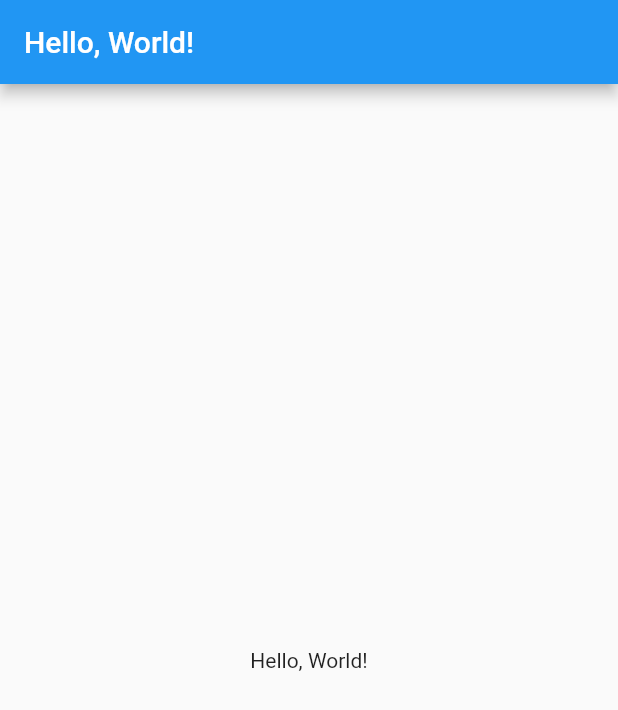
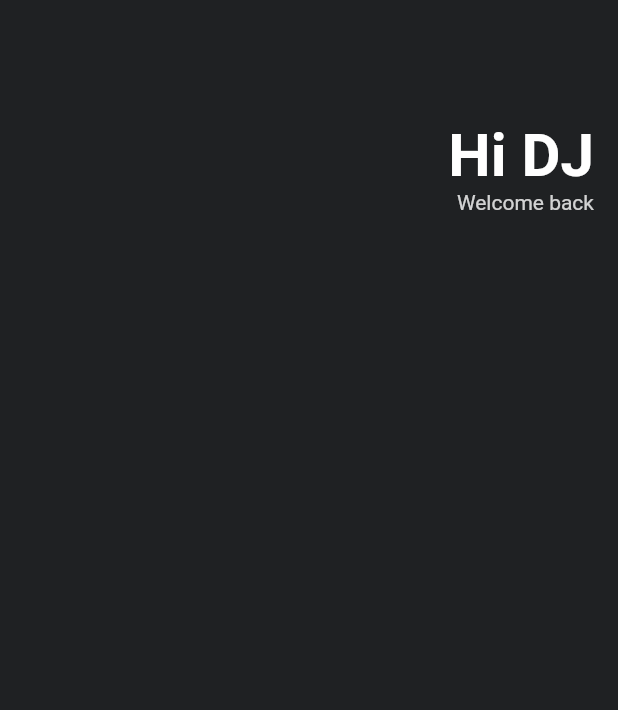
Before and after one commit to dunz/toonflix, a Flutter app: the screen it shows after launch, on a phone screen of 412 x 824 dp. Shown: the top 710 px of the screen. Run offline on Flutter 3.47's test engine with Material 2 defaults, Android fonts, the phone set to English and light mode, and no system bars.

Commit message:
ui challenge 1

```diff
--- a/lib/main.dart
+++ b/lib/main.dart
@@ -9,132 +9,41 @@ class App extends StatelessWidget {
   Widget build(BuildContext context) {
     return MaterialApp(
       home: Scaffold(
-          appBar: AppBar(title: const Text('Hello, World!')),
-          body: const Center(
-            child: Text('Hello, World!'),
+          backgroundColor: const Color(0xFF1F2123),
+          body: Padding(
+            padding: const EdgeInsets.symmetric(horizontal: 16),
+            child: Column(
+              children: [
+                const SizedBox(
+                  height: 80,
+                ),
+                Row(
+                    mainAxisAlignment: MainAxisAlignment.end,
+                    children: [
+                      Column(
+                        crossAxisAlignment: CrossAxisAlignment.end,
+                        children: [
+                          const Text(
+                            'Hi DJ',
+                            style: TextStyle(
+                              color: Colors.white,
+                              fontSize: 40,
+                              fontWeight: FontWeight.bold,
+                            ),
+                          ),
+                          Text('Welcome back',
+                            style: TextStyle(
+                              color: Colors.white.withOpacity(.8),
+                            ),
+                          ),
+                        ],
+                      )
+                    ]
+                )
+              ],
+            )
           )
       )
     );
   }
 }
-
-//
-// class MyApp extends StatelessWidget {
-//   const MyApp({super.key});
-//
-//   // This widget is the root of your application.
-//   @override
-//   Widget build(BuildContext context) {
-//     return MaterialApp(
-//       title: 'Flutter Demo',
-//       theme: ThemeData(
-//         // This is the theme of your application.
-//         //
-//         // TRY THIS: Try running your application with "flutter run". You'll see
-//         // the application has a blue toolbar. Then, without quitting the app,
-//         // try changing the seedColor in the colorScheme below to Colors.green
-//         // and then invoke "hot reload" (save your changes or press the "hot
-//         // reload" button in a Flutter-supported IDE, or press "r" if you used
-//         // the command line to start the app).
-//         //
-//         // Notice that the counter didn't reset back to zero; the application
-//         // state is not lost during the reload. To reset the state, use hot
-//         // restart instead.
-//         //
-//         // This works for code too, not just values: Most code changes can be
-//         // tested with just a hot reload.
-//         colorScheme: ColorScheme.fromSeed(seedColor: Colors.deepPurple),
-//         useMaterial3: true,
-//       ),
-//       home: const MyHomePage(title: 'Flutter Demo Home Page'),
-//     );
-//   }
-// }
-//
-// class MyHomePage extends StatefulWidget {
-//   const MyHomePage({super.key, required this.title});
-//
-//   // This widget is the home page of your application. It is stateful, meaning
-//   // that it has a State object (defined below) that contains fields that affect
-//   // how it looks.
-//
-//   // This class is the configuration for the state. It holds the values (in this
-//   // case the title) provided by the parent (in this case the App widget) and
-//   // used by the build method of the State. Fields in a Widget subclass are
-//   // always marked "final".
-//
-//   final String title;
-//
-//   @override
-//   State<MyHomePage> createState() => _MyHomePageState();
-// }
-//
-// class _MyHomePageState extends State<MyHomePage> {
-//   int _counter = 0;
-//
-//   void _incrementCounter() {
-//     setState(() {
-//       // This call to setState tells the Flutter framework that something has
-//       // changed in this State, which causes it to rerun the build method below
-//       // so that the display can reflect the updated values. If we changed
-//       // _counter without calling setState(), then the build method would not be
-//       // called again, and so nothing would appear to happen.
-//       _counter++;
-//     });
-//   }
-//
-//   @override
-//   Widget build(BuildContext context) {
-//     // This method is rerun every time setState is called, for instance as done
-//     // by the _incrementCounter method above.
-//     //
-//     // The Flutter framework has been optimized to make rerunning build methods
-//     // fast, so that you can just rebuild anything that needs updating rather
-//     // than having to individually change instances of widgets.
-//     return Scaffold(
-//       appBar: AppBar(
-//         // TRY THIS: Try changing the color here to a specific color (to
-//         // Colors.amber, perhaps?) and trigger a hot reload to see the AppBar
-//         // change color while the other colors stay the same.
-//         backgroundColor: Theme.of(context).colorScheme.inversePrimary,
-//         // Here we take the value from the MyHomePage object that was created by
-//         // the App.build method, and use it to set our appbar title.
-//         title: Text(widget.title),
-//       ),
-//       body: Center(
-//         // Center is a layout widget. It takes a single child and positions it
-//         // in the middle of the parent.
-//         child: Column(
-//           // Column is also a layout widget. It takes a list of children and
-//           // arranges them vertically. By default, it sizes itself to fit its
-//           // children horizontally, and tries to be as tall as its parent.
-//           //
-//           // Column has various properties to control how it sizes itself and
-//           // how it positions its children. Here we use mainAxisAlignment to
-//           // center the children vertically; the main axis here is the vertical
-//           // axis because Columns are vertical (the cross axis would be
-//           // horizontal).
-//           //
-//           // TRY THIS: Invoke "debug painting" (choose the "Toggle Debug Paint"
-//           // action in the IDE, or press "p" in the console), to see the
-//           // wireframe for each widget.
-//           mainAxisAlignment: MainAxisAlignment.center,
-//           children: <Widget>[
-//             const Text(
-//               'You have pushed the button this many times:',
-//             ),
-//             Text(
-//               '$_counter',
-//               style: Theme.of(context).textTheme.headlineMedium,
-//             ),
-//           ],
-//         ),
-//       ),
-//       floatingActionButton: FloatingActionButton(
-//         onPressed: _incrementCounter,
-//         tooltip: 'Increment',
-//         child: const Icon(Icons.add),
-//       ), // This trailing comma makes auto-formatting nicer for build methods.
-//     );
-//   }
-// }
```
